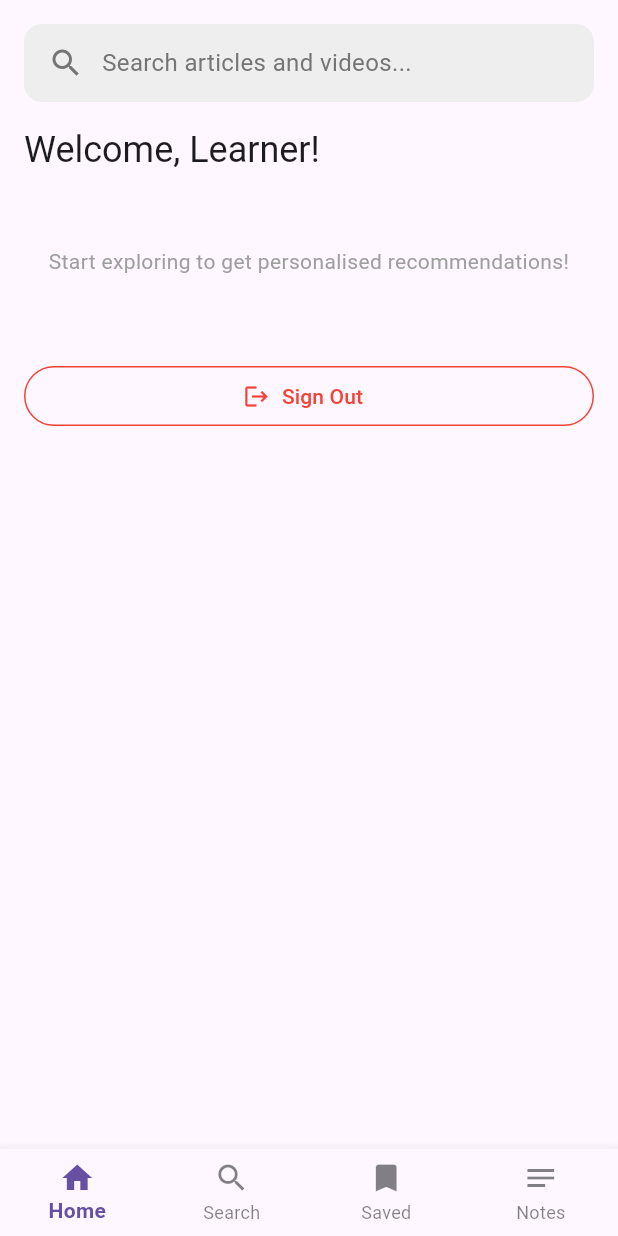
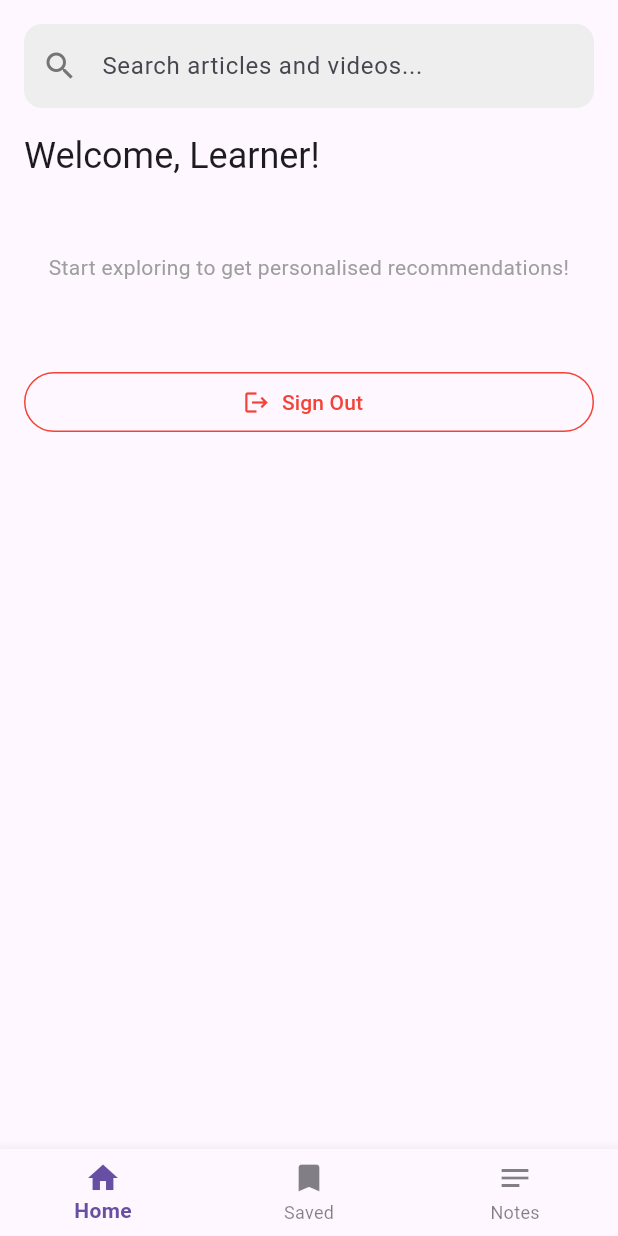
Before and after one commit to hrujul15/edtech-app, a Flutter app: the HomeScreen screen opened by its route, on a phone screen of 412 x 824 dp. Run offline on Flutter 3.47's test engine with Material 3 defaults, Android fonts, the phone set to English and light mode, and no system bars; our stand-ins replace cloud_firestore, firebase_auth, firebase_core, flutter_dotenv, flutter_markdown, webview_flutter; missing offline and left inert: youtube_transcript_api; accounts and stored records are empty.

Commit message:
refactor: move search directly to home screen

```diff
--- a/lib/main.dart
+++ b/lib/main.dart
@@ -7,8 +7,6 @@ import 'screens/auth/login_screen.dart';
 import 'screens/auth/signup_screen.dart';
 import 'screens/home/home_screen.dart';
 import 'screens/onboarding/interest_picker_screen.dart';
-import 'screens/search/search_screen.dart';
-import 'screens/saved/saved_screen.dart';
 
 void main() async {
   WidgetsFlutterBinding.ensureInitialized();
@@ -37,8 +35,6 @@ class MyApp extends StatelessWidget {
         '/login': (context) => const LoginScreen(),
         '/signup': (context) => const SignupScreen(),
         '/onboarding': (context) => const InterestPickerScreen(),
-        '/search': (context) => const SearchScreen(),
-        '/saved': (context) => const SavedScreen(),
       },
     );
   }
--- a/lib/screens/home/home_screen.dart
+++ b/lib/screens/home/home_screen.dart
@@ -6,11 +6,12 @@ import 'package:edtech_app/services/auth_service.dart';
 import 'package:edtech_app/services/firestore_service.dart';
 import 'package:edtech_app/services/youtube_service.dart';
 import 'package:edtech_app/services/devto_service.dart';
+import 'package:edtech_app/services/wikipedia_service.dart';
+import 'package:edtech_app/services/openlibrary_service.dart';
 import 'package:edtech_app/services/ranking_service.dart';
 import 'package:edtech_app/widgets/content_card.dart';
 import 'package:edtech_app/screens/detail/video_detail_screen.dart';
 import 'package:edtech_app/screens/detail/article_detail_screen.dart';
-import 'package:edtech_app/screens/search/search_screen.dart';
 import 'package:edtech_app/screens/saved/saved_screen.dart';
 import 'package:edtech_app/screens/notes/saved_notes_screen.dart';
 import 'package:url_launcher/url_launcher.dart';
@@ -27,6 +28,8 @@ class _HomeScreenState extends State<HomeScreen> {
   final FirestoreService _firestoreService = FirestoreService();
   final YouTubeService _youtubeService = YouTubeService();
   final DevToService _devtoService = DevToService();
+  final WikipediaService _wikipediaService = WikipediaService();
+  final OpenLibraryService _openLibraryService = OpenLibraryService();
   final RankingService _rankingService = RankingService();
 
   int _currentIndex = 0; // Bottom nav index
@@ -38,6 +41,11 @@ class _HomeScreenState extends State<HomeScreen> {
   List<_CategorySection> _categorySections = [];
   // Keep the raw, unranked items for each category so we can re-rank locally
   final Map<String, List<Content>> _rawCategoryItems = {};
+
+  List<Content> _searchResults = [];
+  bool _isSearching = false;
+  bool _isSearchLoading = false;
+  String _lastQuery = '';
 
   StreamSubscription<Set<String>>? _savedItemsSub;
   Set<String> _savedItemIds = {};
@@ -66,8 +74,8 @@ class _HomeScreenState extends State<HomeScreen> {
         return;
       }
 
-      // Determine top 2 categories by score
-      final topCategories = _getTopCategories(user.categoryScores, 2);
+      // Determine top 2 categories by score (pass the fresh user, not _userModel)
+      final topCategories = _getTopCategories(user.categoryScores, 2, user.interests);
 
       // For each top category, fetch content from both APIs
       final sections = <_CategorySection>[];
@@ -75,8 +83,10 @@ class _HomeScreenState extends State<HomeScreen> {
         final results = await Future.wait<List<Content>>([
           _youtubeService.searchYouTube(category),
           _devtoService.searchDevTo(category),
+          _wikipediaService.searchWikipedia(category),
+          _openLibraryService.searchBooks(category),
         ]);
-        final combined = [...results[0], ...results[1]];
+        final combined = [...results[0], ...results[1], ...results[2], ...results[3]];
         // store raw combined items so we can re-rank locally later
         _rawCategoryItems[category] = combined;
         final ranked = _rankingService.rankContent(
@@ -121,10 +131,10 @@ class _HomeScreenState extends State<HomeScreen> {
   List<String> _getTopCategories(
     Map<String, double> categoryScores,
     int count,
+    List<String> interests,
   ) {
     if (categoryScores.isEmpty) {
       // Fall back to user interests
-      final interests = _userModel?.interests ?? [];
       return interests.take(count).toList();
     }
 
@@ -139,6 +149,47 @@ class _HomeScreenState extends State<HomeScreen> {
     await _authService.signOut();
     if (mounted) {
       Navigator.of(context).pushReplacementNamed('/login');
+    }
+  }
+
+  Future<void> _search(String query) async {
+    final trimmed = query.trim();
+    if (trimmed.isEmpty) {
+      setState(() {
+        _isSearching = false;
+      });
+      return;
+    }
+
+    setState(() {
+      _isSearching = true;
+      _isSearchLoading = true;
+      _searchResults = [];
+      _lastQuery = trimmed;
+    });
+
+    try {
+      final responses = await Future.wait<List<Content>>([
+        _youtubeService.searchYouTube(trimmed),
+        _devtoService.searchDevTo(trimmed),
+        _wikipediaService.searchWikipedia(trimmed),
+        _openLibraryService.searchBooks(trimmed),
+      ]);
+
+      final combined = [...responses[0], ...responses[1], ...responses[2], ...responses[3]];
+      final ranked = _rankingService.rankContent(combined, trimmed, _userModel?.categoryScores ?? {});
+      setState(() {
+        _searchResults = ranked;
+      });
+    } catch (error) {
+      debugPrint('Search error: $error');
+      setState(() {
+        _searchResults = [];
+      });
+    } finally {
+      setState(() {
+        _isSearchLoading = false;
+      });
     }
   }
 
@@ -186,32 +237,66 @@ class _HomeScreenState extends State<HomeScreen> {
       child: ListView(
         children: [
           // Search bar at top
-          GestureDetector(
-            onTap: () {
-              setState(() => _currentIndex = 1); // Switch to search tab
-            },
-            child: Container(
+          Container(
             margin: const EdgeInsets.fromLTRB(16, 16, 16, 8),
-              padding: const EdgeInsets.symmetric(horizontal: 16, vertical: 14),
-              decoration: BoxDecoration(
-                color: Colors.grey[200],
+            child: TextField(
+              textInputAction: TextInputAction.search,
+              onSubmitted: _search,
+              decoration: InputDecoration(
+                hintText: 'Search articles and videos...',
+                border: OutlineInputBorder(
                   borderRadius: BorderRadius.circular(12),
+                  borderSide: BorderSide.none,
                 ),
-              child: Row(
-                children: [
-                  Icon(Icons.search, color: Colors.grey[600]),
-                  const SizedBox(width: 12),
-                  Text(
-                    'Search articles and videos...',
-                    style: TextStyle(color: Colors.grey[600], fontSize: 16),
-                  ),
-                ],
+                filled: true,
+                fillColor: Colors.grey[200],
+                prefixIcon: Icon(Icons.search, color: Colors.grey[600]),
               ),
             ),
           ),
 
           const SizedBox(height: 8),
 
+          if (_isSearching) ...[
+            Padding(
+              padding: const EdgeInsets.symmetric(horizontal: 16, vertical: 8),
+              child: Row(
+                mainAxisAlignment: MainAxisAlignment.spaceBetween,
+                children: [
+                  Text('Search Results', style: Theme.of(context).textTheme.titleLarge),
+                  TextButton(
+                    onPressed: () {
+                      setState(() {
+                        _isSearching = false;
+                        _searchResults.clear();
+                      });
+                    },
+                    child: const Text('Clear'),
+                  ),
+                ],
+              ),
+            ),
+            if (_isSearchLoading)
+              const Padding(
+                padding: EdgeInsets.all(32),
+                child: Center(child: CircularProgressIndicator()),
+              )
+            else if (_searchResults.isEmpty)
+              Padding(
+                padding: const EdgeInsets.all(32),
+                child: Center(child: Text('No results found for "$_lastQuery".')),
+              )
+            else
+              ..._searchResults.map((content) {
+                final isSaved = _savedItemIds.contains(content.id);
+                return ContentCard(
+                  content: content,
+                  isSaved: isSaved,
+                  onSave: () => _toggleSaveContent(content, isSaved),
+                  onTap: () => _openContent(content),
+                );
+              }),
+          ] else ...[
             // Welcome header
             Padding(
               padding: const EdgeInsets.symmetric(horizontal: 16),
@@ -259,6 +344,7 @@ class _HomeScreenState extends State<HomeScreen> {
             ),
 
             const SizedBox(height: 32),
+          ],
         ],
       ),
     );
@@ -339,7 +425,6 @@ class _HomeScreenState extends State<HomeScreen> {
     if (!mounted) return;
 
     if (content.source == 'youtube') {
-      // Navigate to VideoDetailScreen so the user can Generate Notes
       Navigator.of(context).push(
         MaterialPageRoute(
           builder: (_) => VideoDetailScreen(content: content),
@@ -348,7 +433,7 @@ class _HomeScreenState extends State<HomeScreen> {
       return;
     }
 
-    // Dev.to articles → ArticleDetailScreen (with Generate Notes FAB)
+    // Dev.to, Wikipedia, Open Library → ArticleDetailScreen
     Navigator.of(context).push(
       MaterialPageRoute(
         builder: (_) => ArticleDetailScreen(content: content),
@@ -361,7 +446,6 @@ class _HomeScreenState extends State<HomeScreen> {
     // Pages for bottom nav tabs
     final List<Widget> pages = [
       _buildHomeBody(),
-      const SearchScreen(),
       const SavedScreen(),
       const SavedNotesScreen(),
     ];
@@ -384,7 +468,6 @@ class _HomeScreenState extends State<HomeScreen> {
         },
         items: const [
           BottomNavigationBarItem(icon: Icon(Icons.home), label: 'Home'),
-          BottomNavigationBarItem(icon: Icon(Icons.search), label: 'Search'),
           BottomNavigationBarItem(icon: Icon(Icons.bookmark), label: 'Saved'),
           BottomNavigationBarItem(icon: Icon(Icons.notes), label: 'Notes'),
         ],
```
Also changed, not shown: lib/screens/search/search_screen.dart (deleted, +0 -203 lines). Lines whose indentation alone changed are shown as unchanged.
